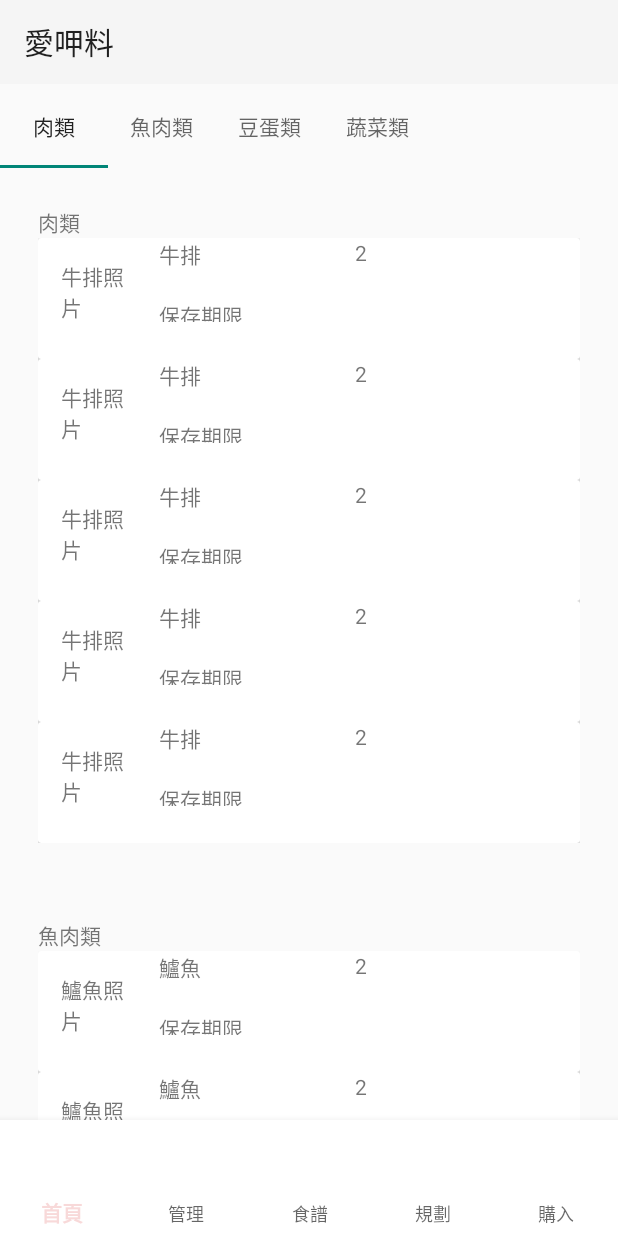
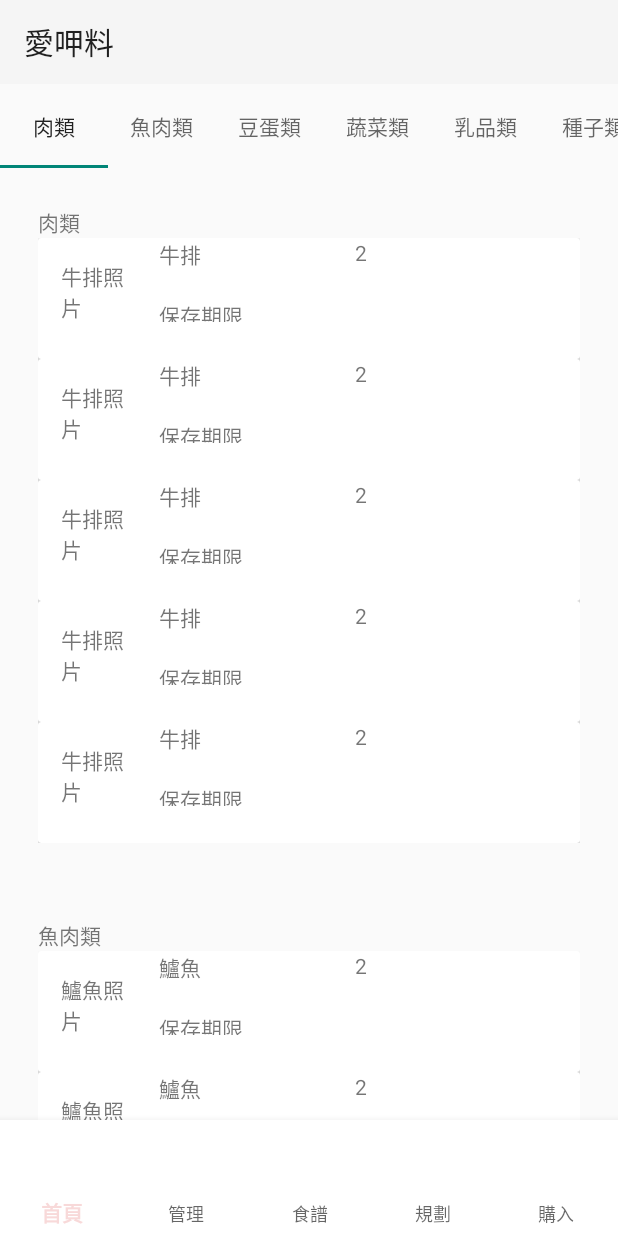
Before and after one commit to Danny0419/fridge, an Android app: the screen it shows after launch (MainActivity), on a phone screen of 412 x 824 dp. Run offline under Robolectric (Android 15) with nearby library versions, the phone set to English and light mode, and no system bars.

Commit message:
修改tabText成文件讀取

```diff
--- a/app/src/main/java/com/example/fragment_test/fragments/FoodManagementFragment.java
+++ b/app/src/main/java/com/example/fragment_test/fragments/FoodManagementFragment.java
@@ -43,9 +43,10 @@ public class FoodManagementFragment extends Fragment {
         // Required empty public constructor
     }
 
-    public FoodManagementFragment(Map<String, ArrayList<RefrigeratorIngredient>> refrigeratorIngredients){
+    public FoodManagementFragment(Map<String, ArrayList<RefrigeratorIngredient>> refrigeratorIngredients) {
         this.refrigeratorIngredients = refrigeratorIngredients;
     }
+
     /**
      * Use this factory method to create a new instance of
      * this fragment using the provided parameters.
@@ -71,13 +72,6 @@ public class FoodManagementFragment extends Fragment {
             mParam1 = getArguments().getString(ARG_PARAM1);
             mParam2 = getArguments().getString(ARG_PARAM2);
         }
-//        ArrayList<RefrigeratorIngredient> ingredients = new ArrayList<>();
-//        for (int i = 0; i < 8; i++) {
-//            ingredients.add(new RefrigeratorIngredient(0, "牛排", "牛排照片" + i, getResources().getStringArray(R.array.kinds)[0], 1, 0,""));
-//        }
-//        allIngredient = new HashMap<>();
-//        allIngredient.put(getResources().getStringArray(R.array.kinds)[0], ingredients);
-//        allIngredient = (Map)savedInstanceState.get("all ingredient");
     }
 
     @Override
@@ -89,7 +83,7 @@ public class FoodManagementFragment extends Fragment {
         tabLayout = view.findViewById(R.id.tabLayout);
         tabLayout.setTabMode(TabLayout.MODE_SCROLLABLE);
         initTab();
-        LinearSmoothScroller scroller = new LinearSmoothScroller(getContext()){
+        LinearSmoothScroller scroller = new LinearSmoothScroller(getContext()) {
             @Override
             protected int getVerticalSnapPreference() {
                 return LinearSmoothScroller.SNAP_TO_START;
@@ -117,26 +111,27 @@ public class FoodManagementFragment extends Fragment {
         return view;
     }
 
-    private void initTab(){
-        tabLayout.addTab(tabLayout.newTab().setText("肉類"));
-        tabLayout.addTab(tabLayout.newTab().setText("魚肉類"));
-        tabLayout.addTab(tabLayout.newTab().setText("豆蛋類"));
-        tabLayout.addTab(tabLayout.newTab().setText("蔬菜類"));
+    private void initTab() {
+        String[] stringArray = getActivity().getResources().getStringArray(R.array.foodManagementTabLayoutTag);
+        for (int i = 0, n = stringArray.length; i < n; i++) {
+            tabLayout.addTab(tabLayout.newTab().setText(stringArray[i]));
+        }
     }
 
     @Override
     public void onStart() {
         super.onStart();
         initRecyclerView();
-        ingredientContainer.setAdapter(new RefrigeratorAdapter(getContext(),refrigeratorIngredients));
+        ingredientContainer.setAdapter(new RefrigeratorAdapter(getContext(), refrigeratorIngredients));
         ingredientContainer.setOnScrollChangeListener(new View.OnScrollChangeListener() {
             @Override
             public void onScrollChange(View v, int scrollX, int scrollY, int oldScrollX, int oldScrollY) {
-                tabLayout.setScrollPosition(layoutManager.findFirstVisibleItemPosition(),0,true);
+                tabLayout.setScrollPosition(layoutManager.findFirstVisibleItemPosition(), 0, true);
             }
         });
     }
-    private void initRecyclerView(){
+
+    private void initRecyclerView() {
         layoutManager = new LinearLayoutManager(getContext());
         layoutManager.setOrientation(LinearLayoutManager.VERTICAL);
         ingredientContainer.setLayoutManager(layoutManager);
--- a/app/src/main/res/values/strings.xml
+++ b/app/src/main/res/values/strings.xml
@@ -41,4 +41,13 @@
     <string name="RecipePageTitleForName">料理名稱</string>
     <string name="RecipeTitleForNeed">所需食材</string>
 
+    <string-array name="foodManagementTabLayoutTag">
+        <item>肉類</item>
+        <item>魚肉類</item>
+        <item>豆蛋類</item>
+        <item>蔬菜類</item>
+        <item>乳品類</item>
+        <item>種子類</item>
+    </string-array>
+
 </resources>
```
